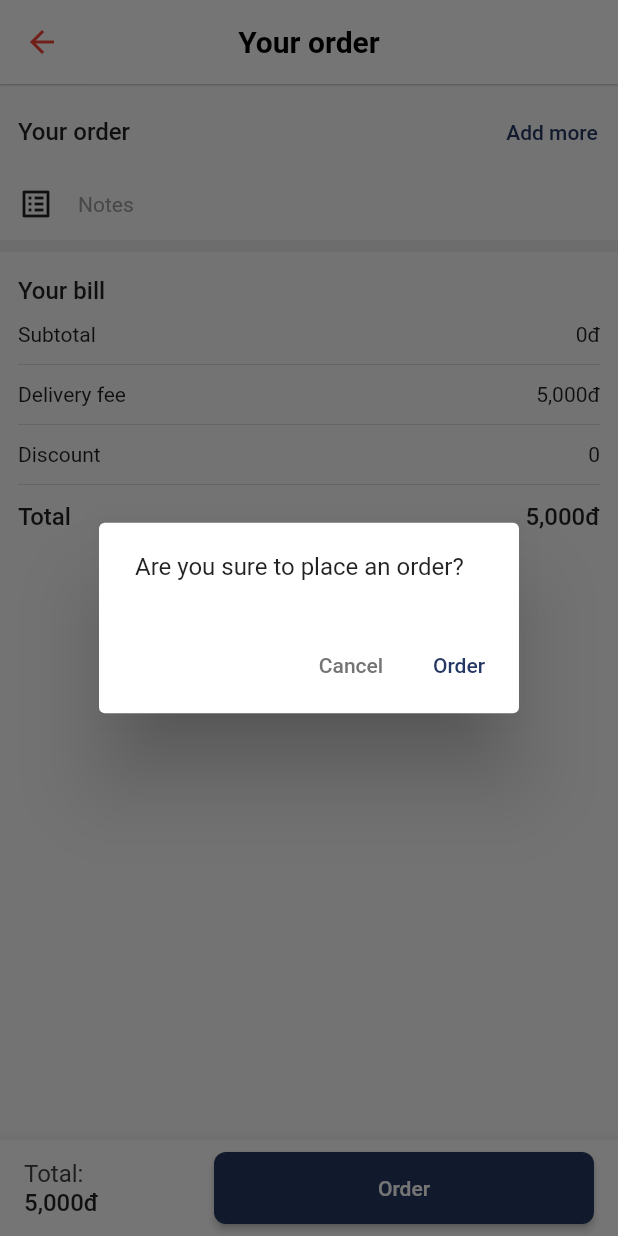
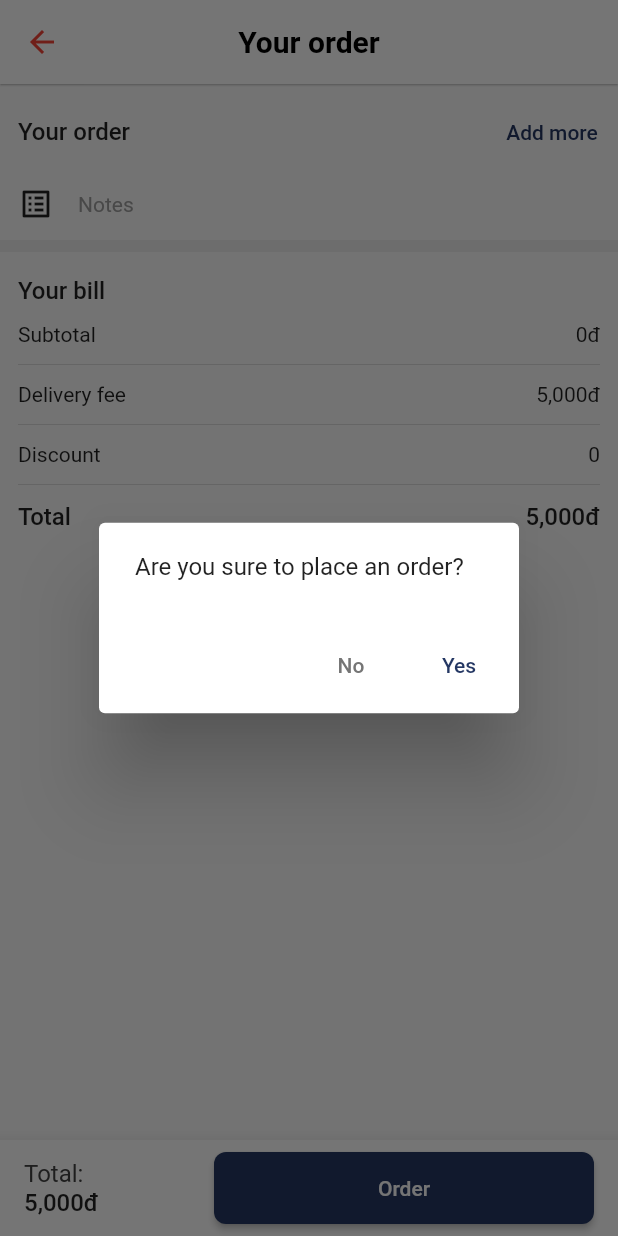
Before and after one commit to CEs-Company-Benefit-Ecommerce-Service/CES-Mobile, a Flutter app: the CartView screen opened by its route, after a tap on "Order", on a phone screen of 412 x 824 dp. Run offline on Flutter 3.47's test engine with Material 2 defaults, Android fonts, the phone set to English and light mode, and no system bars; our stand-ins replace auto_size_text, badges, cached_network_image, carousel_slider, device_preview, easy_stepper and 9 more; accounts and stored records are empty; network calls fail.

Commit message:
fix bugs

```diff
--- a/lib/app/modules/cart/views/cart_view.dart
+++ b/lib/app/modules/cart/views/cart_view.dart
@@ -71,7 +71,7 @@ class CartView extends GetView<CartController> {
                                     "Are you sure to place an order?"),
                                 actions: [
                                   TextButton(
-                                      child: Text("Cancel",
+                                      child: Text("No",
                                           style: TextStyle(
                                               color: Colors.grey.shade600)),
                                       onPressed: () {
@@ -83,7 +83,7 @@ class CartView extends GetView<CartController> {
                                     style: TextButton.styleFrom(
                                         foregroundColor:
                                             const Color(0xff243763)),
-                                    child: const Text("Order"),
+                                    child: const Text("Yes"),
                                     onPressed: () => controller
                                         .order(homeController.cartProducts),
                                   ),
--- a/lib/app/modules/wallet/views/wallet_view.dart
+++ b/lib/app/modules/wallet/views/wallet_view.dart
@@ -143,7 +143,7 @@ class WalletView extends GetView<WalletController> {
                                           ],
                                         ),
                                         Text(
-                                            "${e.type == 1 ? "+" : "-"}${NumberFormat.decimalPattern().format(e.total)}đ",
+                                            "${(e.type == 1 || e.type == 7) ? "+" : "-"}${NumberFormat.decimalPattern().format(e.total)}đ",
                                             style: const TextStyle(
                                                 fontWeight: FontWeight.w500)),
                                       ],
```
Also changed, not shown: lib/app/modules/edit_password/controllers/edit_password_controller.dart (+7 -2 lines), lib/app/modules/edit_password/views/edit_password_view.dart (+5 -3 lines).
